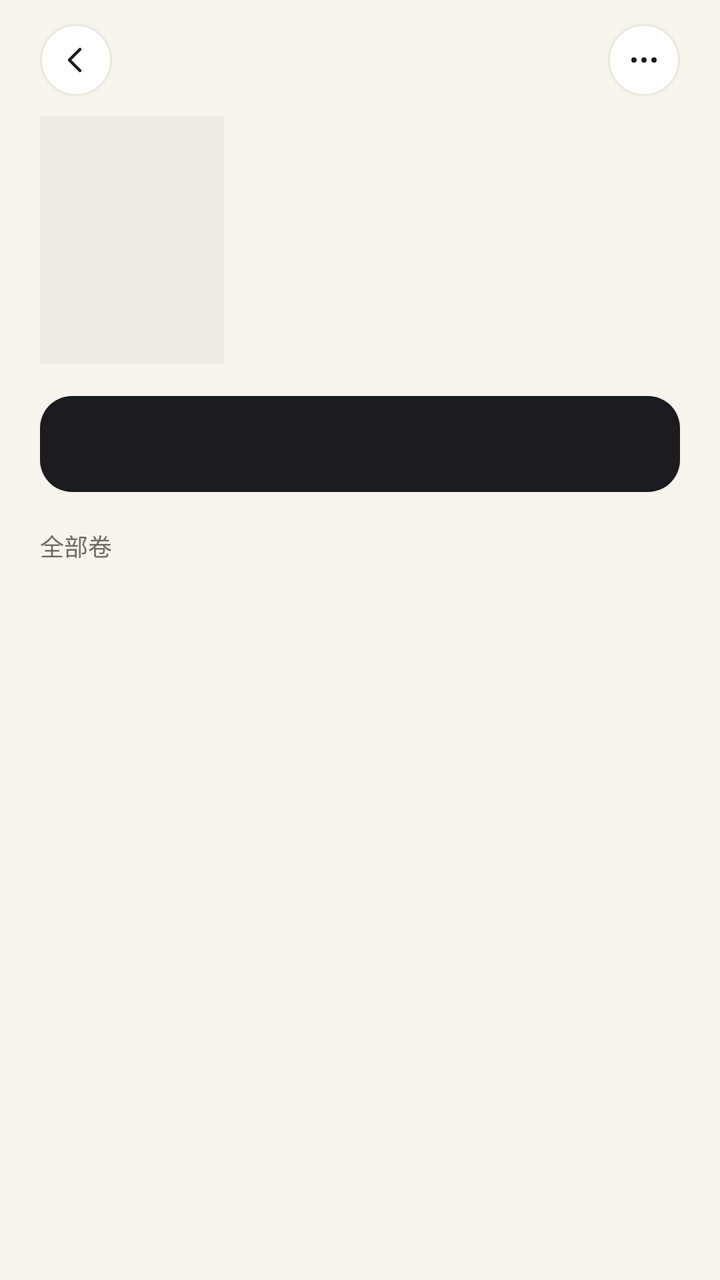
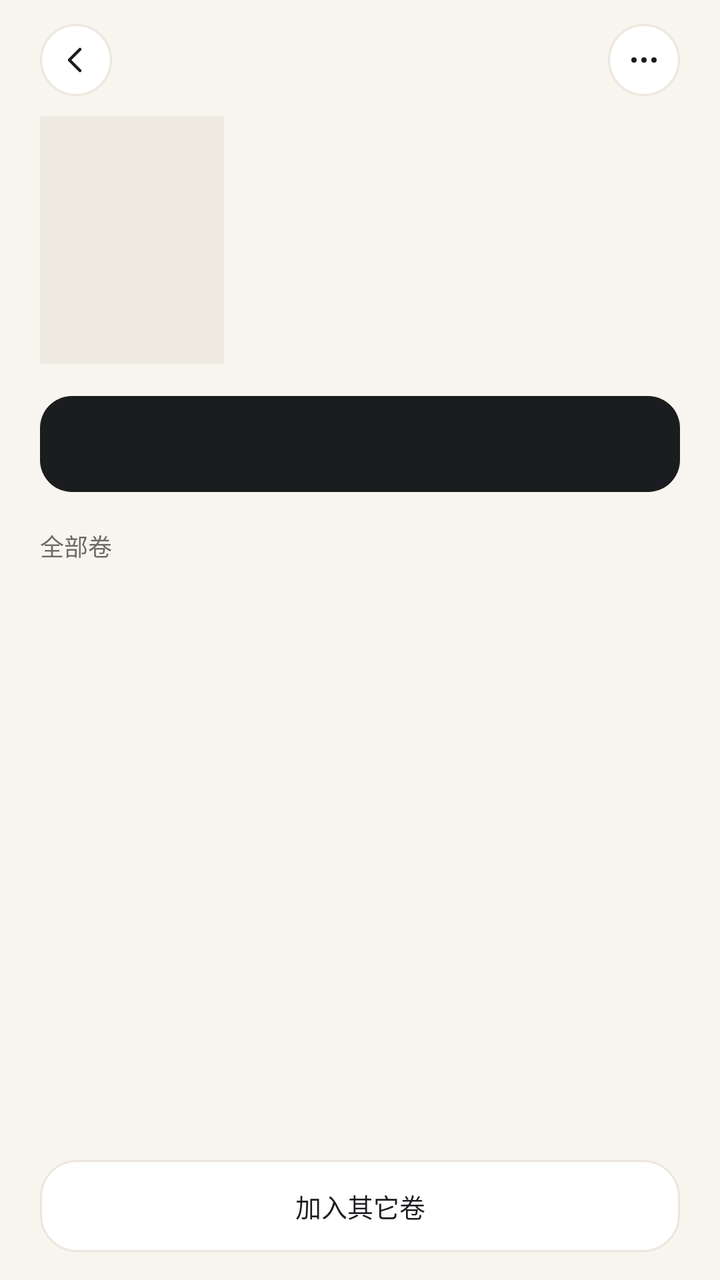

Screens rendered from an Android XML layout before and after an edit, with the pre-edit source and the edit as a unified diff.
<!-- AndroidManifest.xml: application theme Theme.NasComic -->
<!-- res/layout/activity_series.xml -->
<?xml version="1.0" encoding="utf-8"?>
<LinearLayout xmlns:android="http://schemas.android.com/apk/res/android"
    xmlns:app="http://schemas.android.com/apk/res-auto"
    android:layout_width="match_parent"
    android:layout_height="match_parent"
    android:background="@color/shell_background"
    android:orientation="vertical">

    <LinearLayout
        android:layout_width="match_parent"
        android:layout_height="wrap_content"
        android:gravity="center_vertical"
        android:orientation="horizontal"
        android:paddingStart="@dimen/page_margin"
        android:paddingTop="12dp"
        android:paddingEnd="@dimen/page_margin"
        android:paddingBottom="4dp">

        <ImageView
            android:id="@+id/back"
            android:layout_width="36dp"
            android:layout_height="36dp"
            android:background="@drawable/bg_circle_white"
            android:contentDescription="@string/action_back"
            android:padding="8dp"
            android:src="@drawable/ic_back_arrow"
            app:tint="@color/shell_ink" />

        <View
            android:layout_width="0dp"
            android:layout_height="1dp"
            android:layout_weight="1" />

        <ImageView
            android:id="@+id/more"
            android:layout_width="36dp"
            android:layout_height="36dp"
            android:background="@drawable/bg_circle_white"
            android:contentDescription="@string/series_menu"
            android:padding="8dp"
            android:src="@drawable/ic_more_line" />
    </LinearLayout>

    
    <LinearLayout
        android:layout_width="match_parent"
        android:layout_height="wrap_content"
        android:gravity="center_vertical"
        android:orientation="horizontal"
        android:paddingStart="@dimen/page_margin"
        android:paddingTop="6dp"
        android:paddingEnd="@dimen/page_margin">

        <ImageView
            android:id="@+id/cover"
            android:layout_width="92dp"
            android:layout_height="124dp"
            android:background="@color/cover_placeholder"
            android:contentDescription="@null"
            android:scaleType="centerCrop" />

        <LinearLayout
            android:layout_width="0dp"
            android:layout_height="wrap_content"
            android:layout_marginStart="16dp"
            android:layout_weight="1"
            android:orientation="vertical">

            <TextView
                android:id="@+id/title"
                android:layout_width="match_parent"
                android:layout_height="wrap_content"
                android:ellipsize="end"
                android:maxLines="2"
                android:textColor="@color/shell_ink"
                android:textSize="22sp"
                android:textStyle="bold" />

            <TextView
                android:id="@+id/meta"
                android:layout_width="match_parent"
                android:layout_height="wrap_content"
                android:layout_marginTop="6dp"
                android:lineSpacingExtra="3dp"
                android:textColor="@color/shell_ink_muted"
                android:textSize="11sp" />

            <TextView
                android:id="@+id/read_info"
                android:layout_width="match_parent"
                android:layout_height="wrap_content"
                android:layout_marginTop="8dp"
                android:ellipsize="end"
                android:maxLines="1"
                android:textColor="@color/shell_ink_faint"
                android:textSize="11sp" />
        </LinearLayout>
    </LinearLayout>

    
    <TextView
        android:id="@+id/primary"
        android:layout_width="match_parent"
        android:layout_height="48dp"
        android:layout_marginStart="@dimen/page_margin"
        android:layout_marginTop="16dp"
        android:layout_marginEnd="@dimen/page_margin"
        android:background="@drawable/bg_primary"
        android:gravity="center"
        android:textColor="@color/shell_surface"
        android:textSize="13.5sp"
        android:textStyle="bold" />

    <LinearLayout
        android:layout_width="match_parent"
        android:layout_height="wrap_content"
        android:gravity="center_vertical"
        android:orientation="horizontal"
        android:paddingStart="@dimen/page_margin"
        android:paddingTop="18dp"
        android:paddingEnd="@dimen/page_margin"
        android:paddingBottom="8dp">

        <TextView
            android:layout_width="0dp"
            android:layout_height="wrap_content"
            android:layout_weight="1"
            android:text="@string/series_volumes"
            android:textColor="@color/shell_ink_muted"
            android:textSize="12sp" />

        <TextView
            android:id="@+id/volume_count"
            android:layout_width="wrap_content"
            android:layout_height="wrap_content"
            android:textColor="@color/shell_ink_faint"
            android:textSize="10.5sp" />
    </LinearLayout>

    <androidx.recyclerview.widget.RecyclerView
        android:id="@+id/volume_list"
        android:layout_width="match_parent"
        android:layout_height="0dp"
        android:layout_weight="1"
        android:clipToPadding="false"
        android:paddingHorizontal="@dimen/page_margin"
        android:paddingBottom="16dp" />

    <TextView
        android:id="@+id/empty"
        android:layout_width="match_parent"
        android:layout_height="0dp"
        android:layout_weight="1"
        android:gravity="center"
        android:text="@string/series_empty"
        android:textColor="@color/shell_ink_faint"
        android:textSize="13sp"
        android:visibility="gone" />
</LinearLayout>
<!-- resources referenced by this layout -->
<resources>
  <color name="cover_placeholder">#EFEAE1</color>
  <color name="shell_background">#F8F5EF</color>
  <color name="shell_ink">#1B1C20</color>
  <color name="shell_ink_faint">#9A958B</color>
  <color name="shell_ink_muted">#6F6A62</color>
  <color name="shell_surface">#FFFFFF</color>
  <dimen name="page_margin">20dp</dimen>
  <!-- drawable bg_circle_white (drawable) -->
  <?xml version="1.0" encoding="utf-8"?>
  <ripple xmlns:android="http://schemas.android.com/apk/res/android"
      android:color="#141B1C20">
      <item>
          <shape android:shape="oval">
              <solid android:color="@color/shell_surface" />
              <stroke android:width="1dp" android:color="@color/shell_stroke" />
          </shape>
      </item>
  </ripple>
  <!-- drawable bg_primary (drawable) -->
  <?xml version="1.0" encoding="utf-8"?>
  <selector xmlns:android="http://schemas.android.com/apk/res/android">
      <item android:state_pressed="true">
          <shape android:shape="rectangle">
              <solid android:color="#FF000000" />
              <corners android:radius="@dimen/radius_button" />
          </shape>
      </item>
      <item>
          <shape android:shape="rectangle">
              <solid android:color="@color/shell_ink" />
              <corners android:radius="@dimen/radius_button" />
          </shape>
      </item>
  </selector>
  <!-- drawable ic_back_arrow (drawable) -->
  <?xml version="1.0" encoding="utf-8"?>
  <vector xmlns:android="http://schemas.android.com/apk/res/android"
      android:width="24dp"
      android:height="24dp"
      android:viewportWidth="24"
      android:viewportHeight="24">
      <path
          android:strokeColor="#FF3E3A33"
          android:strokeWidth="1.8"
          android:strokeLineCap="round"
          android:strokeLineJoin="round"
          android:pathData="M14.4,5.6 L8,12 L14.4,18.4" />
  </vector>
  <!-- drawable ic_more_line (drawable) -->
  <vector xmlns:android="http://schemas.android.com/apk/res/android"
      android:width="24dp"
      android:height="24dp"
      android:viewportWidth="24"
      android:viewportHeight="24">
      <path
          android:fillColor="@color/shell_ink"
          android:pathData="M6,12m-1.6,0a1.6,1.6 0,1 0,3.2 0a1.6,1.6 0,1 0,-3.2 0" />
      <path
          android:fillColor="@color/shell_ink"
          android:pathData="M12,12m-1.6,0a1.6,1.6 0,1 0,3.2 0a1.6,1.6 0,1 0,-3.2 0" />
      <path
          android:fillColor="@color/shell_ink"
          android:pathData="M18,12m-1.6,0a1.6,1.6 0,1 0,3.2 0a1.6,1.6 0,1 0,-3.2 0" />
  </vector>
  <string name="action_back">返回</string>
  <string name="series_empty">这个系列还没有卷</string>
  <string name="series_menu">系列操作</string>
  <string name="series_volumes">全部卷</string>
  <color name="shell_stroke">#ECE7DE</color>
  <dimen name="radius_button">16dp</dimen>
  <color name="brand_accent">#F06A35</color>
  <color name="shell_surface_soft">#FCFAF6</color>
  <style name="Theme.NasComic.Dialog" parent="ThemeOverlay.MaterialComponents.Dialog.Alert">
          <item name="colorPrimary">@color/brand_accent</item>
          <item name="colorSurface">@color/shell_surface</item>
          <item name="colorOnSurface">@color/shell_ink</item>
          <item name="shapeAppearanceOverlay">@style/Shape.Dialog</item>
      </style>
  <style name="Shape.Dialog" parent="">
          <item name="cornerFamily">rounded</item>
          <item name="cornerSize">22dp</item>
      </style>
  <!-- unchanged entries left out for length: 1 -->
</resources>

<!-- the commit's change to res/layout/activity_series.xml (unified diff, before → after) -->
@@ -147,6 +147,20 @@
         android:paddingBottom="16dp" />
 
     <TextView
+        android:id="@+id/add_volumes"
+        android:layout_width="match_parent"
+        android:layout_height="46dp"
+        android:layout_marginStart="@dimen/page_margin"
+        android:layout_marginTop="8dp"
+        android:layout_marginEnd="@dimen/page_margin"
+        android:layout_marginBottom="14dp"
+        android:background="@drawable/bg_chip_unselected"
+        android:gravity="center"
+        android:text="@string/series_add_volumes"
+        android:textColor="@color/shell_ink"
+        android:textSize="13sp" />
+
+    <TextView
         android:id="@+id/empty"
         android:layout_width="match_parent"
         android:layout_height="0dp"
<!-- resource entries referenced after the edit -->
@@ -7,6 +7,13 @@
   <color name="shell_ink_muted">#6F6A62</color>
   <color name="shell_surface">#FFFFFF</color>
   <dimen name="page_margin">20dp</dimen>
+  <!-- drawable bg_chip_unselected (drawable) -->
+  <?xml version="1.0" encoding="utf-8"?>
+  <shape xmlns:android="http://schemas.android.com/apk/res/android" android:shape="rectangle">
+      <solid android:color="@color/shell_surface" />
+      <corners android:radius="@dimen/radius_chip" />
+      <stroke android:width="1dp" android:color="@color/shell_stroke" />
+  </shape>
   <!-- drawable bg_circle_white (drawable) -->
   <?xml version="1.0" encoding="utf-8"?>
   <ripple xmlns:android="http://schemas.android.com/apk/res/android"
@@ -65,9 +72,11 @@
           android:pathData="M18,12m-1.6,0a1.6,1.6 0,1 0,3.2 0a1.6,1.6 0,1 0,-3.2 0" />
   </vector>
   <string name="action_back">返回</string>
+  <string name="series_add_volumes">加入其它卷</string>
   <string name="series_empty">这个系列还没有卷</string>
   <string name="series_menu">系列操作</string>
   <string name="series_volumes">全部卷</string>
+  <dimen name="radius_chip">18dp</dimen>
   <color name="shell_stroke">#ECE7DE</color>
   <dimen name="radius_button">16dp</dimen>
   <color name="brand_accent">#F06A35</color>
